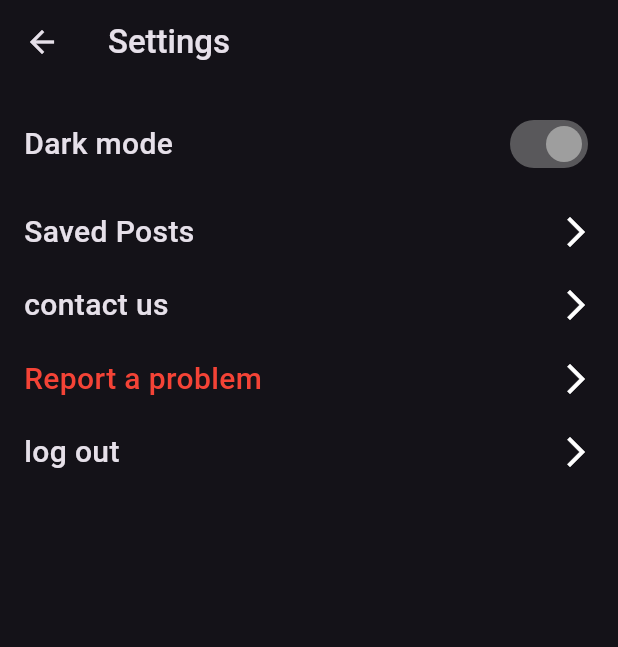
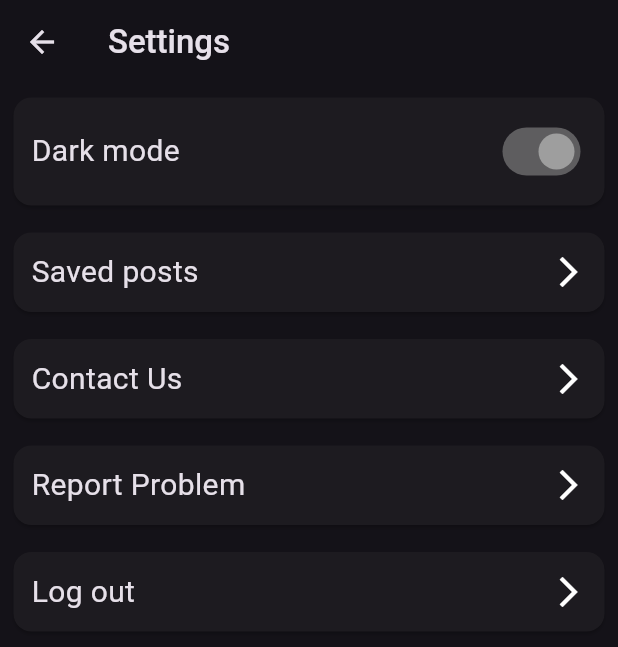
Before and after one commit to ahmedemara231/social-app, a Flutter app: the Setting screen opened directly, on a phone screen of 412 x 824 dp. Shown: the top 647 px of the screen. Run offline on Flutter 3.47's test engine with Material 3 defaults, Android fonts, the phone set to English and light mode, and no system bars; our stand-ins replace cloud_firestore, firebase_auth, firebase_core, firebase_storage, flutter_bloc, fluttertoast and 4 more; accounts and stored records are empty; network calls fail.

Commit message:
add contacting and fix reformat setting screen

```diff
--- /dev/null
+++ b/lib/models/setting_model.dart
@@ -0,0 +1,52 @@
+import 'package:flutter/material.dart';
+import 'package:untitled10/modules/myText.dart';
+
+class SettingModel extends StatelessWidget {
+  String txt;
+  void Function()? onTap;
+  bool darkModeSet;
+  bool? darkModeValue;
+  void Function(bool)? onChanged;
+
+   SettingModel({super.key,
+     required this.txt,
+     required this.onTap,
+     required this.darkModeSet,
+     this.darkModeValue,
+     this.onChanged,
+  });
+
+  @override
+  Widget build(BuildContext context) {
+    return InkWell(
+        onTap: onTap,
+        child: Padding(
+          padding: const EdgeInsets.all(5.0),
+          child: Card(
+            elevation: 1,
+            child: Padding(
+              padding: const EdgeInsets.all(12.0),
+              child: Row(
+                children: [
+                  MyText(
+                    text: txt,
+                    fontSize: 20,
+                  ),
+                  const Spacer(),
+                  if(darkModeSet == true)
+                    Switch(
+                        value: darkModeValue!,
+                        inactiveThumbColor: Colors.black38,
+                        activeColor: Colors.grey,
+                        onChanged: onChanged
+                    ),
+                  if(darkModeSet == false)
+                    const Icon(Icons.arrow_forward_ios),
+                ],
+              ),
+            ),
+          ),
+        ),
+      );
+  }
+}
--- a/lib/view/main_screens/profile/profile.dart
+++ b/lib/view/main_screens/profile/profile.dart
@@ -55,7 +55,7 @@ class _ProfileState extends State<Profile> {
                                 Navigator.push(
                                     context,
                                     MaterialPageRoute(
-                                      builder: (context) =>  const Setting(),
+                                      builder: (context) =>   Setting(),
                                     ),
                                 );
                               },
--- a/lib/view/main_screens/profile/setting/setting.dart
+++ b/lib/view/main_screens/profile/setting/setting.dart
@@ -1,23 +1,108 @@
-import 'package:firebase_auth/firebase_auth.dart';
 import 'package:flutter/material.dart';
 import 'package:flutter_bloc/flutter_bloc.dart';
+import 'package:untitled10/models/setting_model.dart';
 import 'package:untitled10/view/auth_screens/login.dart';
 import 'package:untitled10/view/main_screens/profile/setting/report_problems/report_problem.dart';
 import 'package:untitled10/view/main_screens/profile/setting/savedPosts.dart';
-import 'package:untitled10/view_model/auth_cubit/cubit.dart';
 import 'package:untitled10/view_model/profile/cubit.dart';
 import 'package:untitled10/view_model/profile/states.dart';
 import 'package:untitled10/view_model/sharedPrefs/sharedPrefs.dart';
 import '../../../../modules/myText.dart';
+import 'contacting_us.dart';
 
 class Setting extends StatelessWidget {
-   const Setting({super.key});
+  Setting({super.key});
+
+  late List<SettingModel> setting ;
 
   @override
    Widget build(BuildContext context) {
       return BlocBuilder<ProfileCubit,ProfileStates>(
         builder: (context, state)
         {
+          setting =
+          [
+            SettingModel(
+              txt: 'Dark mode',
+              onTap: () {},
+              darkModeSet: true,
+              darkModeValue: SharedPrefs.sharedPreferences.getBool('appTheme') == false? false : true,
+              onChanged: (value) {
+                ProfileCubit.getInstance(context).changeAppTheme(value);
+              },
+            ),
+            SettingModel(
+                txt: 'Saved posts',
+                onTap: () {
+                  Navigator.push(
+                    context,
+                    MaterialPageRoute(
+                      builder: (context) => const SavedPosts(),
+                    ),
+                  );
+                },
+                darkModeSet: false
+            ),
+            SettingModel(
+                txt: 'Contact Us',
+                onTap: ()
+                {
+                  Navigator.push(
+                      context,
+                      MaterialPageRoute(
+                        builder: (context) => ContactingUs(),
+                      ),
+                  );
+                },
+                darkModeSet: false
+            ),
+            SettingModel(
+                txt: 'Report Problem',
+                onTap: () {
+                  Navigator.push(
+                    context,
+                    MaterialPageRoute(
+                      builder: (context) => ReportProblem(),
+                    ),);
+                }, darkModeSet: false),
+            SettingModel(
+                txt: 'Log out',
+                onTap: ()
+                {
+                  showDialog(
+                    context: context,
+                    builder: (context) => AlertDialog(
+                      title: MyText(text: 'Are you sure to logout ?'),
+                      actions: [
+                        TextButton(
+                            onPressed: ()
+                            {
+                              Navigator.pop(context);
+                            }, child: MyText(text: 'Cancel',fontSize: 18,),
+                        ),
+                        TextButton(
+                          onPressed: ()async
+                          {
+                            Navigator.pop(context);
+                            await SharedPrefs.saveLoginState(false).then((value)
+                            {
+                              Navigator.pushAndRemoveUntil(
+                                  context,
+                                  MaterialPageRoute(
+                                    builder: (context) => const Login(),
+                                  ), (route) => false
+                              );
+                            });
+
+                          }, child: MyText(text: 'Logout',fontSize: 18,),
+                        ),
+                      ],
+                    ),
+                  );
+                },
+                darkModeSet: false
+            ),
+          ];
           return Scaffold(
             appBar: AppBar(
               title: MyText(
@@ -25,154 +110,10 @@ class Setting extends StatelessWidget {
                 fontWeight: FontWeight.w500,
               ),
             ),
-            body: Padding(
-              padding: const EdgeInsets.all(16.0),
-              child: SizedBox(
-                width: double.infinity,
-                child: Column(
-                  mainAxisSize: MainAxisSize.min,
-                  crossAxisAlignment: CrossAxisAlignment.start,
-                  children: [
-                    Row(
-                      children: [
-                        MyText(text: 'Dark mode',fontSize: 20,fontWeight: FontWeight.w500,),
-                        const Spacer(),
-                        Switch(
-                          inactiveThumbColor: Colors.black38,
-                          value: SharedPrefs.sharedPreferences.getBool('appTheme') == false? false : true,
-                          activeColor: Colors.grey,
-                          onChanged: (value)
-                          {
-                            ProfileCubit.getInstance(context).changeAppTheme(value);
-                          },
-
+            body: ListView.builder(
+              itemBuilder: (context, index) => setting[index],
+              itemCount: setting.length,
             ),
-                      ],
-                    ),
-                    const SizedBox(
-                      height: 20,
-                    ),
-                    InkWell(
-                      onTap: ()
-                      {
-                        Navigator.push(
-                            context,
-                            MaterialPageRoute(
-                              builder: (context) => const SavedPosts(),
-                            ),
-                        );
-                      },
-                      child: Row(
-                        children: [
-                          MyText(text: 'Saved Posts',fontSize: 20,fontWeight: FontWeight.w500,),
-                          const Spacer(),
-                          const Icon(Icons.arrow_forward_ios),
-                        ],
-                      ),
-                    ),
-                    const SizedBox(
-                      height: 20,
-                    ),
-                    InkWell(
-                      onTap: () {},
-                      child: Row(
-                        children: [
-                          MyText(text: 'contact us',fontSize: 20,fontWeight: FontWeight.w500,),
-                          const Spacer(),
-                          const Icon(Icons.arrow_forward_ios)
-                        ],
-                      ),
-                    ),
-                    const SizedBox(
-                      height: 20,
-                    ),
-                    InkWell(
-                      onTap: ()
-                      {
-                        Navigator.push(
-                            context,
-                            MaterialPageRoute(
-                              builder: (context) => ReportProblem(),
-                            ),
-                        );
-                      },
-                      child: Row(
-                        children: [
-                          MyText(text: 'Report a problem', color:Colors.red, fontSize: 20,fontWeight: FontWeight.w500,),
-                          const Spacer(),
-                          const Icon(Icons.arrow_forward_ios)
-                        ],
-                      ),
-                    ),
-                    const SizedBox(
-                      height: 20,
-                    ),
-                    if(FirebaseAuth.instance.currentUser?.emailVerified == false)
-                      Column(
-                        children: [
-                          InkWell(
-                          onTap: ()async
-                          {
-                            await AuthCubit.getInstance(context).verifyEmail(context);
-                          },
-                          child: Row(
-                            children: [
-                              MyText(
-                                text: 'verify your account',
-                                fontSize: 20,
-                                fontWeight: FontWeight.w500,
-                                color: Colors.blue,
-                              ),
-                              const Spacer(),
-                              const Icon(Icons.arrow_forward_ios)
-                            ],
-                          ),
-                    ),
-                          const SizedBox(
-                            height: 20,
-                          ),
-                        ],
-                      ),
-                    InkWell(
-                      onTap: ()
-                      {
-                        showDialog(context: context, builder: (context) => AlertDialog(
-                          title: MyText(text: 'Are you sure to logout?',fontSize: 20,),
-                          actions: [
-                            TextButton(
-                                onPressed: ()
-                                {
-                                  Navigator.pop(context);
-                                }, child: MyText(text: 'Cancel',fontSize: 16,)),
-                            TextButton(
-                                onPressed: ()
-                                {
-                                  AuthCubit.getInstance(context).changeLoginState(false).then((value)
-                                  {
-                                    Navigator.pop(context);
-                                    Navigator.pushAndRemoveUntil(
-                                      context,
-                                      MaterialPageRoute(
-                                        builder: (context) => const Login(),
-                                      ), (route) => false,
-                                    );
-                                  });
-                                }, child: MyText(text: 'logout',fontSize: 16,))
-                          ],
-                        ),);
-                      },
-                      child: Row(
-                        children: [
-                          MyText(text: 'log out',fontSize: 20,fontWeight: FontWeight.w500,),
-                          const Spacer(),
-                          const Icon(Icons.arrow_forward_ios)
-                        ],
-                      ),
-                    ),
-                  ],
-                ),
-              ),
-            )
           );
         },
       );
```
Also changed, not shown: lib/models/customerSupport_model.dart (added, +34 -0 lines), lib/view/main_screens/profile/setting/contacting_us.dart (added, +41 -0 lines). Lines whose indentation alone changed are shown as unchanged.
